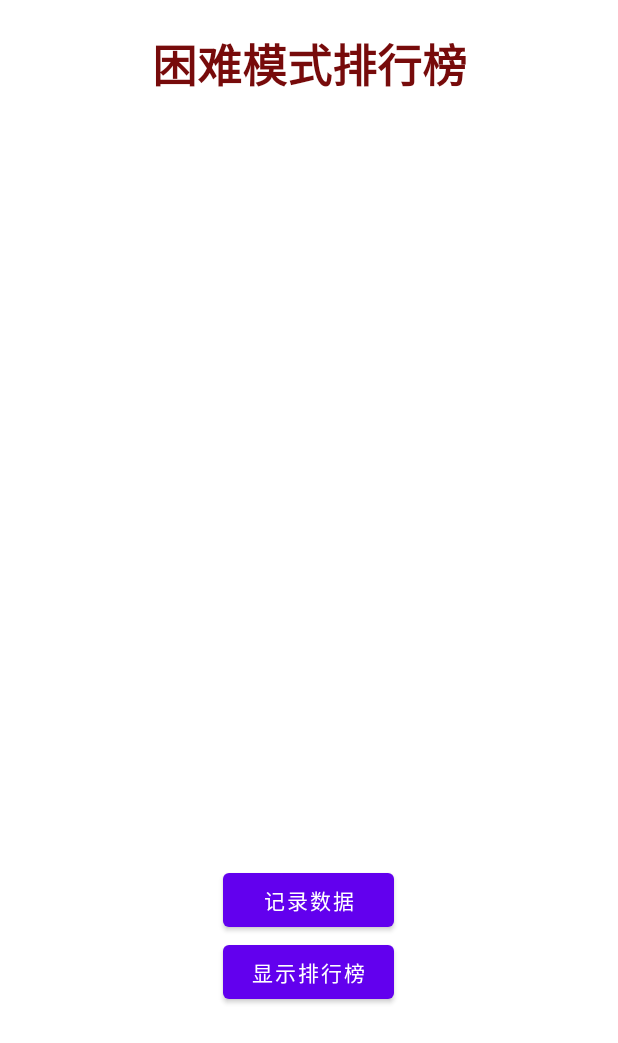
After one commit to KKjimmie/AircraftWar-for-Android, an Android app: the RankActivity screen opened directly, with no data from a screen before it, on a phone screen of 412 x 824 dp. The commit adds this screen. Shown: the top 1043 px of the screen. Run offline under Robolectric (Android 15) with nearby library versions, the phone set to English and light mode, and no system bars.

Commit message:
feat:实现了排行榜功能

```diff
--- a/app/src/main/java/com/hit/aircraftwar/application/Activity/Game/EasyGameActivity.java
+++ b/app/src/main/java/com/hit/aircraftwar/application/Activity/Game/EasyGameActivity.java
@@ -1,5 +1,6 @@
 package com.hit.aircraftwar.application.Activity.Game;
 
+import com.hit.aircraftwar.aircraft.HeroAircraft;
 import com.hit.aircraftwar.application.ImageManager;
 import com.hit.aircraftwar.application.Settings;
 
@@ -11,6 +12,7 @@ public class EasyGameActivity extends GameActivity{
         background = ImageManager.BACKGROUND_IMAGE_1;
         // 英雄机
         Settings.getInstance().heroHp = 10000;
+        HeroAircraft.getInstance().setShootNum(3);
         Settings.getInstance().maxHeroHp = 10000;
         Settings.getInstance().scoreToBoss = Integer.MAX_VALUE;
     }
--- a/app/src/main/java/com/hit/aircraftwar/application/Settings.java
+++ b/app/src/main/java/com/hit/aircraftwar/application/Settings.java
@@ -145,13 +145,13 @@ public class Settings {
         String diff;
         switch (gameMode){
             case EASY_MODE:
-                diff = "EASY";
+                diff = "easy";
                 break;
             case COMMON_MODE:
-                diff = "COMMON";
+                diff = "common";
                 break;
             case HARD_MODE:
-                diff = "HARD";
+                diff = "hard";
                 break;
             default: diff = null;
         }
--- a/app/src/main/java/com/hit/aircraftwar/music/MySoundPool.java
+++ b/app/src/main/java/com/hit/aircraftwar/music/MySoundPool.java
@@ -11,6 +11,7 @@ import com.hit.aircraftwar.application.Activity.MainActivity;
 import com.hit.aircraftwar.application.Settings;
 
 import java.util.HashMap;
+import java.util.Set;
 
 public class MySoundPool {
 
@@ -44,6 +45,10 @@ public class MySoundPool {
 
 
     public static void playSound(int sound, boolean isloop){
+        if(! Settings.getInstance().getVideoState()){
+            return;
+        }
+        new Thread(() -> {
             AudioManager am = (AudioManager) MainActivity.mContext.getSystemService(Context.AUDIO_SERVICE);
             float audioMaxVolumn = am.getStreamMaxVolume(AudioManager.STREAM_MUSIC);
             float volumnCurrent = am.getStreamVolume(AudioManager.STREAM_MUSIC);
@@ -54,5 +59,6 @@ public class MySoundPool {
                 loopNum = -1;
             }else loopNum = 0;
             soundPool.play(soundData.get(sound), volumnRatio,volumnRatio , 1, loopNum, 1);
+        }).start();
     }
 }
--- /dev/null
+++ b/app/src/main/java/com/hit/aircraftwar/rank/DatabaseHelper.java
@@ -0,0 +1,44 @@
+package com.hit.aircraftwar.rank;
+
+import android.content.Context;
+import android.database.Cursor;
+import android.database.sqlite.SQLiteDatabase;
+import android.database.sqlite.SQLiteOpenHelper;
+
+import androidx.annotation.Nullable;
+
+import com.hit.aircraftwar.application.Settings;
+
+/**
+ * @author 柯嘉铭
+ * 可以看成创建数据库的工厂，是工具类
+ */
+public class DatabaseHelper extends SQLiteOpenHelper {
+
+    // 数据库版本号
+    private static Integer Version = 1;
+    public DatabaseHelper(@Nullable Context context, @Nullable String name, @Nullable SQLiteDatabase.CursorFactory factory, int version) {
+        // 参数说明
+        // context：上下文对象
+        // name：数据库名称
+        // param：一个可选的游标工厂（通常是 Null）
+        // version：当前数据库的版本，值必须是整数并且是递增的状态
+        super(context, name, factory, version);
+    }
+
+    @Override
+    public void onCreate(SQLiteDatabase db) {
+        //创建数据库sql语句 并 执行
+        String sql = "create table " + Settings.getInstance().getDiff() +"rank" +"(_id integer primary key autoincrement, name varchar(64), score integer, time varchar(64))";
+        db.execSQL(sql);
+    }
+
+    @Override
+    public void onUpgrade(SQLiteDatabase db, int oldVersion, int newVersion) {
+//        // 参数说明：
+//        // db ： 数据库
+//        // oldVersion ： 旧版本数据库
+//        // newVersion ： 新版本数据库
+    }
+
+}
--- /dev/null
+++ b/app/src/main/java/com/hit/aircraftwar/rank/RankActivity.java
@@ -0,0 +1,163 @@
+package com.hit.aircraftwar.rank;
+
+
+import androidx.appcompat.app.AppCompatActivity;
+
+import android.annotation.SuppressLint;
+import android.content.ContentValues;
+import android.content.Intent;
+import android.database.Cursor;
+import android.database.sqlite.SQLiteDatabase;
+import android.os.Bundle;
+import android.view.View;
+import android.view.ViewGroup;
+import android.view.WindowManager;
+import android.widget.BaseAdapter;
+import android.widget.ListView;
+import android.widget.TextView;
+import android.widget.Toast;
+
+import com.hit.aircraftwar.R;
+import com.hit.aircraftwar.application.Settings;
+
+import java.time.LocalDateTime;
+import java.time.format.DateTimeFormatter;
+import java.util.ArrayList;
+import java.util.Collections;
+import java.util.List;
+import java.util.Objects;
+
+/**
+ * @author 柯嘉铭
+ * 显示排行榜的activity
+ */
+public class RankActivity extends AppCompatActivity {
+
+    private DatabaseHelper databaseHelper;
+    List<RankLine> rankLineList;
+    SQLiteDatabase writableDatabase = null;
+    // 防止重复记录
+    private boolean isRecord = false;
+    // 排行榜textview
+    private TextView textView;
+
+    @Override
+    protected void onCreate(Bundle savedInstanceState) {
+        super.onCreate(savedInstanceState);
+        setContentView(R.layout.activity_rank);
+        // 设置全屏显示
+        getWindow().setFlags(WindowManager.LayoutParams.FLAG_FULLSCREEN,
+                WindowManager.LayoutParams.FLAG_FULLSCREEN);
+        Objects.requireNonNull(getSupportActionBar()).hide();
+
+        // 设置排行榜名字
+        textView = (TextView) findViewById(R.id.rank_text_view);
+        switch(Settings.getInstance().getDiff()){
+            case "easy": textView.setText("简单模式排行榜");
+                break;
+            case "common": textView.setText("普通模式排行榜");
+                break;
+            case "hard": textView.setText("困难模式排行榜");
+                break;
+            default: textView.setText("排行榜");
+        }
+
+        // 步骤1：创建DatabaseHelper对象
+        // 注：此时还未创建数据库
+        databaseHelper = new DatabaseHelper(RankActivity.this,Settings.getInstance().getDiff() +"rank", null, 1);
+
+        // 步骤2：真正创建 / 打开数据库
+        writableDatabase = databaseHelper.getWritableDatabase(); // 创建 or 打开 可读/写的数据库
+    }
+
+    /**
+     * 记录一条排名信息
+     */
+    public void recordRank(View view){
+        if(isRecord){
+            Toast.makeText(this, "已经记录过信息了", Toast.LENGTH_SHORT).show();
+            return;
+        }
+        ContentValues values = new ContentValues();
+        // 获取数据
+        Intent intent = getIntent();
+        int score = intent.getIntExtra("score", 0);
+        values.put("name", "testname");// 后续实现登录后，再获取用户名
+        values.put("score", score);
+        DateTimeFormatter formatter = DateTimeFormatter.ofPattern("MM-dd HH:mm:ss");
+        String currentTime = formatter.format(LocalDateTime.now());
+        values.put("time", currentTime);
+        writableDatabase = databaseHelper.getWritableDatabase();
+        writableDatabase.insert(Settings.getInstance().getDiff() +"rank", null, values);
+        // 标志已经记录过信息
+        isRecord = true;
+    }
+
+    /**
+     * 展现排行榜信息
+     */
+    public void show(View view){
+        writableDatabase = databaseHelper.getWritableDatabase();
+        Cursor cursor = writableDatabase.query(Settings.getInstance().getDiff() +"rank",
+                null, null, null, null, null, null);
+        // 先清除原有数据
+        rankLineList = new ArrayList<>();
+        while (cursor.moveToNext()) {
+            @SuppressLint("Range") String name = cursor.getString(cursor.getColumnIndex("name"));
+            @SuppressLint("Range") int score = cursor.getInt(cursor.getColumnIndex("score"));
+            @SuppressLint("Range") String time = cursor.getString(cursor.getColumnIndex("time"));
+
+            RankLine rankLine = new RankLine(name, score, time);
+            rankLineList.add(rankLine);
+        }
+        Collections.sort(rankLineList);
+        if(cursor != null) {
+            cursor.close();
+        }
+        writableDatabase.close();
+        // 拿到listview对象
+        ListView listView = (ListView) findViewById(R.id.list_view);
+        // 设置适配器
+        listView.setAdapter(new MyAdapter());
+    }
+
+
+    //适配器类
+    class MyAdapter extends BaseAdapter {
+
+        //获取集合中有多少条元素,由系统调用
+        @Override
+        public int getCount() {
+            // TODO Auto-generated method stub
+            return rankLineList.size();
+        }
+
+        @Override
+        public Object getItem(int position) {
+            // TODO Auto-generated method stub
+            return null;
+        }
+
+        @Override
+        public long getItemId(int position) {
+            // TODO Auto-generated method stub
+            return 0;
+        }
+
+        //由系统调用，返回一个view对象作为listview的条目
+        /*
+         * position：本次getView方法调用所返回的view对象在listView中处于第几个条目，position的值就为多少
+         * */
+        @Override
+        public View getView(int position, View convertView, ViewGroup parent) {
+            TextView tv = new TextView(RankActivity.this);
+            tv.setTextSize(18);
+            //获取集合中的元素
+            RankLine rankLine = rankLineList.get(position);
+            tv.setText(rankLine.toString());
+
+            return tv;
+        }
+
+    }
+}
--- a/app/src/main/res/layout/activity_main.xml
+++ b/app/src/main/res/layout/activity_main.xml
@@ -12,7 +12,7 @@
         android:layout_width="205dp"
         android:layout_height="155dp"
         android:gravity="center_horizontal"
-        android:text="飞机大战"
+        android:text="@string/game_name"
         android:textColor="#770B0B"
         android:textSize="30dp"
         android:textStyle="bold" />
--- /dev/null
+++ b/app/src/main/res/layout/activity_rank.xml
@@ -0,0 +1,43 @@
+<?xml version="1.0" encoding="utf-8"?>
+<LinearLayout xmlns:android="http://schemas.android.com/apk/res/android"
+
+    android:layout_width="match_parent"
+    android:layout_height="match_parent">
+
+    <LinearLayout
+        android:layout_width="match_parent"
+        android:layout_height="match_parent"
+        android:orientation="vertical">
+
+        <TextView
+            android:id="@+id/rank_text_view"
+            android:layout_width="match_parent"
+            android:layout_height="86dp"
+            android:text="@string/rank"
+            android:textColor="#770B0B"
+            android:textSize="30sp"
+            android:textStyle="bold"
+            android:gravity="center"/>
+
+        <ListView
+            android:id="@+id/list_view"
+            android:layout_width="match_parent"
+            android:layout_height="490dp" />
+
+        <Button
+            android:layout_width="114dp"
+            android:layout_height="wrap_content"
+            android:layout_gravity="center_horizontal"
+            android:onClick="recordRank"
+            android:text="@string/record" />
+
+        <Button
+            android:layout_width="114dp"
+            android:layout_height="wrap_content"
+            android:layout_gravity="center_horizontal"
+            android:onClick="show"
+            android:text="@string/show_record" />
+    </LinearLayout>
+
+
+</LinearLayout>
--- a/app/src/main/res/values/strings.xml
+++ b/app/src/main/res/values/strings.xml
@@ -9,4 +9,8 @@
     <string name="hard_toast">HARD MODE</string>
     <string name="sound">音效</string>
     <string name="exit">EXIT</string>
+    <string name="rank">排行榜</string>
+    <string name="game_name">飞机大战</string>
+    <string name="record">记录数据</string>
+    <string name="show_record">显示排行榜</string>
 </resources>
```
Also changed, not shown: app/src/main/AndroidManifest.xml (+9 -6 lines), app/src/main/java/com/hit/aircraftwar/application/Activity/Game/GameActivity.java (+18 -64 lines), app/src/main/java/com/hit/aircraftwar/application/Activity/MainActivity.java (+7 -0 lines), app/src/main/java/com/hit/aircraftwar/application/GameView.java (+15 -11 lines), app/src/main/java/com/hit/aircraftwar/rank/RankLine.java (added, +55 -0 lines). Lines whose indentation alone changed are shown as unchanged.
